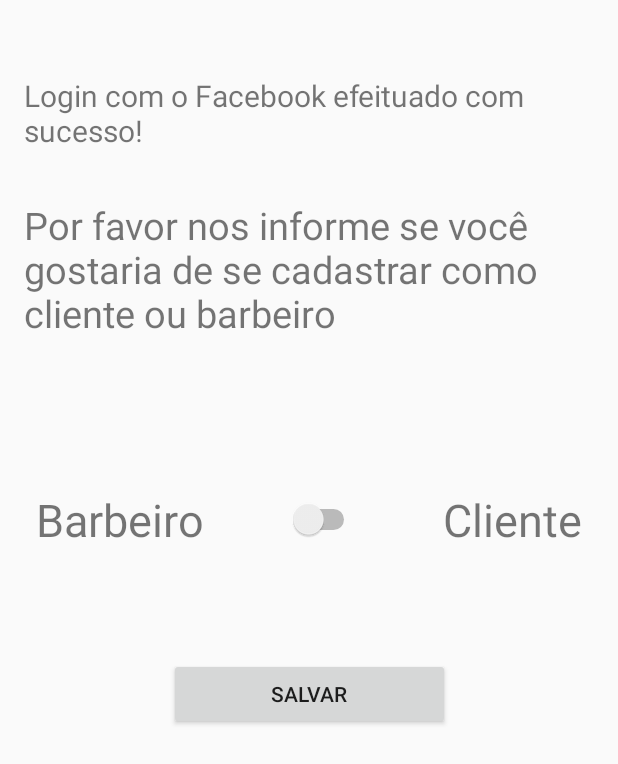
After one commit to BoraRodrigo/IntegraBarber, an Android app: the layout activity_facebook_cadastro.xml on its own in the app's theme, with its tools: preview values and no code run, on a phone screen of 412 x 824 dp. The commit adds this screen. Shown: the top 764 px of the screen. Run offline under Robolectric (Android 15) with nearby library versions, the phone set to English and light mode, and no system bars.

Commit message:
Login com o Facebook. 17/09/2018

```diff
--- a/app/build.gradle
+++ b/app/build.gradle
@@ -45,5 +45,7 @@ dependencies {
     implementation 'com.google.firebase:firebase-core:15.0.0'
     implementation 'com.google.firebase:firebase-database:15.0.0'
     implementation 'com.google.firebase:firebase-auth:15.0.0'
+    implementation 'com.facebook.android:facebook-android-sdk:[4,5)'
+    implementation 'com.facebook.android:account-kit-sdk:4.+'
 }
 apply plugin: 'com.google.gms.google-services'
--- /dev/null
+++ b/app/src/main/res/layout/activity_facebook_cadastro.xml
@@ -0,0 +1,96 @@
+<?xml version="1.0" encoding="utf-8"?>
+<android.support.constraint.ConstraintLayout xmlns:android="http://schemas.android.com/apk/res/android"
+    xmlns:app="http://schemas.android.com/apk/res-auto"
+    xmlns:tools="http://schemas.android.com/tools"
+    android:layout_width="match_parent"
+    android:layout_height="match_parent"
+    tools:context=".Activity.FacebookCadastroActivity">
+
+    <TextView
+        android:id="@+id/txtCliente2"
+        android:layout_width="0dp"
+        android:layout_height="wrap_content"
+        android:layout_marginLeft="24dp"
+        android:layout_marginStart="24dp"
+        android:layout_marginTop="100dp"
+        android:text="Barbeiro"
+        android:textSize="30sp"
+        app:layout_constraintBottom_toTopOf="@+id/btnAlterar"
+        app:layout_constraintStart_toStartOf="parent"
+        app:layout_constraintTop_toBottomOf="@+id/txtMensagem" />
+
+    <TextView
+        android:id="@+id/txtBarbeiro2"
+        android:layout_width="0dp"
+        android:layout_height="wrap_content"
+        android:layout_marginBottom="8dp"
+        android:layout_marginEnd="24dp"
+        android:layout_marginRight="24dp"
+        android:layout_marginTop="100dp"
+        android:text="Cliente"
+        android:textSize="30sp"
+        app:layout_constraintBottom_toTopOf="@+id/btnAlterar"
+        app:layout_constraintEnd_toEndOf="parent"
+        app:layout_constraintTop_toBottomOf="@+id/txtMensagem" />
+
+    <Switch
+        android:id="@+id/switchTipoUsuario"
+        android:layout_width="wrap_content"
+        android:layout_height="wrap_content"
+        android:layout_marginEnd="8dp"
+        android:layout_marginLeft="8dp"
+        android:layout_marginRight="8dp"
+        android:layout_marginStart="8dp"
+        android:layout_marginTop="100dp"
+        android:textSize="30sp"
+        app:layout_constraintEnd_toStartOf="@+id/txtBarbeiro2"
+        app:layout_constraintStart_toEndOf="@+id/txtCliente2"
+        app:layout_constraintTop_toBottomOf="@+id/txtMensagem" />
+
+    <TextView
+        android:id="@+id/txtSucesso"
+        android:layout_width="0dp"
+        android:layout_height="wrap_content"
+        android:layout_marginEnd="16dp"
+        android:layout_marginLeft="16dp"
+        android:layout_marginRight="16dp"
+        android:layout_marginStart="16dp"
+        android:layout_marginTop="50dp"
+        android:contentDescription="dd"
+        android:text="Login com o Facebook efeituado com sucesso!"
+        android:textSize="20sp"
+        app:layout_constraintEnd_toEndOf="parent"
+        app:layout_constraintStart_toStartOf="parent"
+        app:layout_constraintTop_toTopOf="parent"
+        tools:text="Login com o Facebook efeituado com sucesso!" />
+
+    <TextView
+        android:id="@+id/txtMensagem"
+        android:layout_width="0dp"
+        android:layout_height="wrap_content"
+        android:layout_marginEnd="16dp"
+        android:layout_marginLeft="16dp"
+        android:layout_marginRight="16dp"
+        android:layout_marginStart="16dp"
+        android:layout_marginTop="32dp"
+        android:text="Por favor nos informe se você gostaria de se cadastrar como cliente ou barbeiro"
+        android:textSize="25sp"
+        app:layout_constraintEnd_toEndOf="parent"
+        app:layout_constraintStart_toStartOf="parent"
+        app:layout_constraintTop_toBottomOf="@+id/txtSucesso"
+        tools:text="Por favor nos informe se você gostaria de se cadastrar como cliente ou barbeiro" />
+
+    <Button
+        android:id="@+id/btnSalvar"
+        android:layout_width="187dp"
+        android:layout_height="wrap_content"
+        android:layout_marginEnd="24dp"
+        android:layout_marginLeft="24dp"
+        android:layout_marginRight="24dp"
+        android:layout_marginStart="24dp"
+        android:layout_marginTop="72dp"
+        android:text="Salvar"
+        app:layout_constraintEnd_toEndOf="parent"
+        app:layout_constraintStart_toStartOf="parent"
+        app:layout_constraintTop_toBottomOf="@+id/switchTipoUsuario" />
+</android.support.constraint.ConstraintLayout>
--- a/app/src/main/res/values/strings.xml
+++ b/app/src/main/res/values/strings.xml
@@ -39,6 +39,10 @@
     <string name="open_drawer">Abrir</string>
     <string name="close_drawer">Fechar</string>
 
+    <string name="facebook_app_id">457498868073864</string>
+    <string name="ACCOUNT_KIT_CLIENT_TOKEN">[ACCOUNT_KIT_CLIENT_TOKEN]</string>
+    <string name="fb_login_protocol_scheme">fb457498868073864</string>
+
     <!-- TODO: Remove or change this placeholder text -->
     <string name="hello_blank_fragment">Hello blank fragment</string>
 </resources>
```
Also changed, not shown: app/src/main/AndroidManifest.xml (+33 -0 lines), app/src/main/java/com/projeto/integrador/Activity/CadastroActivity.java (+92 -1 lines), app/src/main/java/com/projeto/integrador/Activity/FacebookCadastroActivity.java (added, +77 -0 lines), app/src/main/res/layout/activity_cadastro.xml (+15 -0 lines).
